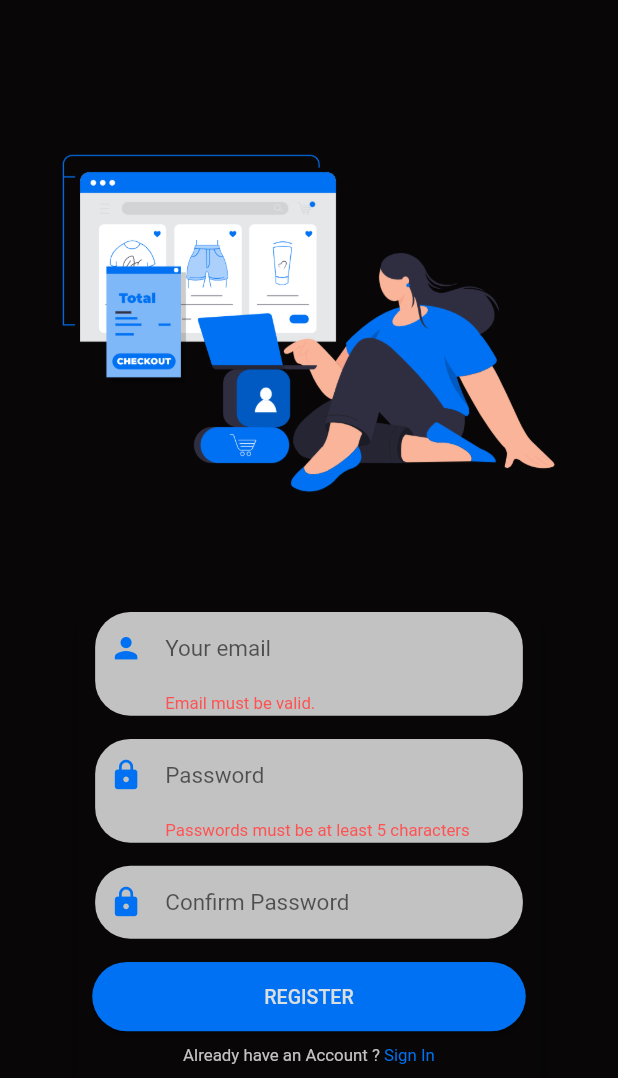
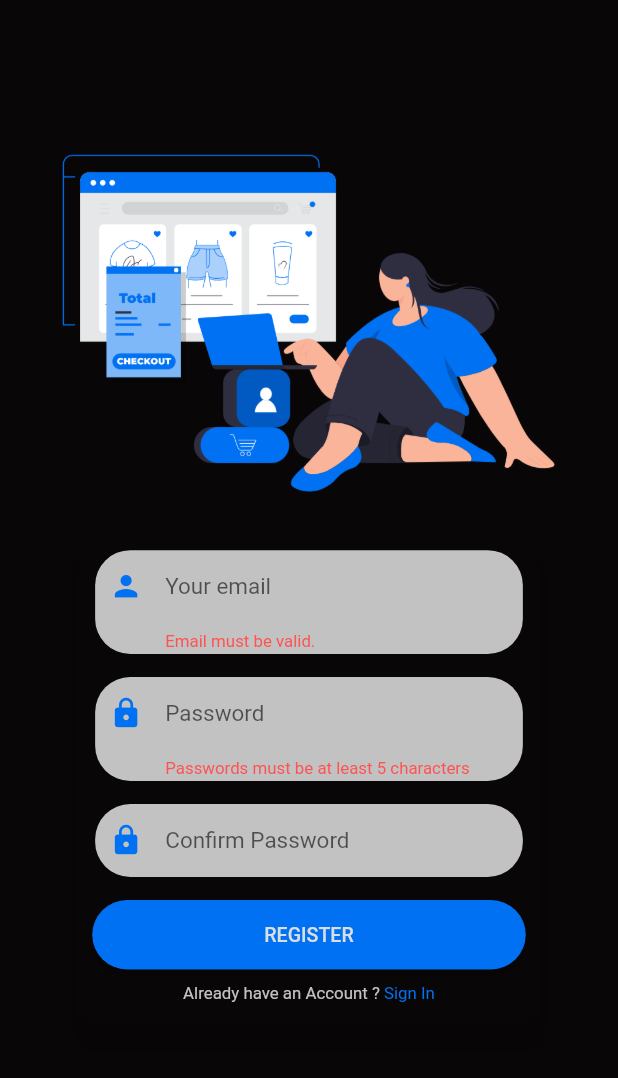
Before and after one commit to gbarth/soccerJerseysShop, a Flutter app: the screen it shows after launch, after a tap on "LOGIN", after a tap on "Sign Up", on a phone screen of 412 x 824 dp, the part 158-1236 px from its top. Run offline on Flutter 3.47's test engine with Material 2 defaults, Android fonts, the phone set to English and light mode, and no system bars; our stand-ins replace shared_preferences; network calls fail.

```diff
--- a/lib/components/auth_form.dart
+++ b/lib/components/auth_form.dart
@@ -1,10 +1,7 @@
-import 'dart:ui';
-
 import 'package:flutter/material.dart';
 import 'package:provider/provider.dart';
 import 'package:shop/exceptions/auth_exception.dart';
 import 'package:shop/models/auth.dart';
-import 'package:awesome_dialog/awesome_dialog.dart';
 
 enum AuthMode { Signup, Login }
 
@@ -15,25 +12,59 @@ class AuthForm extends StatefulWidget {
   _AuthFormState createState() => _AuthFormState();
 }
 
-class _AuthFormState extends State<AuthForm> {
+class _AuthFormState extends State<AuthForm>
+    with SingleTickerProviderStateMixin {
   final _passwordController = TextEditingController();
   final _formKey = GlobalKey<FormState>();
   bool _isLoading = false;
   AuthMode _authMode = AuthMode.Login;
-  Map<String, String> _authData = {
+  final Map<String, String> _authData = {
     'email': '',
     'password': '',
   };
 
-  bool _isLogin() => _authMode == AuthMode.Login;
-  bool _isSignup() => _authMode == AuthMode.Signup;
+  AnimationController? _controller;
+  Animation<double>? _opacityAnimation;
+
+  bool isLogin() => _authMode == AuthMode.Login;
+  bool isSignup() => _authMode == AuthMode.Signup;
+
+  @override
+  void initState() {
+    super.initState();
+
+    _controller = AnimationController(
+      vsync: this,
+      duration: const Duration(
+        milliseconds: 300,
+      ),
+    );
+
+    _opacityAnimation = Tween(
+      begin: 0.0,
+      end: 1.0,
+    ).animate(
+      CurvedAnimation(
+        parent: _controller!,
+        curve: Curves.linear,
+      ),
+    );
+  }
+
+  @override
+  void dispose() {
+    super.dispose();
+    _controller?.dispose();
+  }
 
   void _switchAuthMode() {
     setState(() {
-      if (_isLogin()) {
+      if (isLogin()) {
         _authMode = AuthMode.Signup;
+        _controller?.forward();
       } else {
         _authMode = AuthMode.Login;
+        _controller?.reverse();
       }
     });
   }
@@ -68,7 +99,7 @@ class _AuthFormState extends State<AuthForm> {
     Auth auth = Provider.of(context, listen: false);
 
     try {
-      if (_isLogin()) {
+      if (isLogin()) {
         //Login
         await auth.login(
           _authData['email']!,
@@ -102,8 +133,7 @@ class _AuthFormState extends State<AuthForm> {
       child: Container(
         //color: Colors.black,
         padding: const EdgeInsets.all(10),
-        height:
-            _isLogin() ? deviceSize.height * 0.30 : deviceSize.height * 0.40,
+        height: isLogin() ? deviceSize.height * 0.30 : deviceSize.height * 0.40,
         width: deviceSize.width * 0.75,
         child: FittedBox(
           child: Form(
@@ -169,8 +199,16 @@ class _AuthFormState extends State<AuthForm> {
                     },
                   ),
                 ),
-                if (_isSignup())
-                  Container(
+                AnimatedContainer(
+                  constraints: BoxConstraints(
+                    minHeight: isLogin() ? 0 : 60,
+                    maxHeight: isLogin() ? 0 : 120,
+                  ),
+                  duration: const Duration(milliseconds: 300),
+                  curve: Curves.linear,
+                  child: FadeTransition(
+                    opacity: _opacityAnimation!,
+                    child: Container(
                       margin: EdgeInsets.only(top: deviceSize.height * 0.02),
                       width: deviceSize.width * 0.74,
                       padding: const EdgeInsets.symmetric(
@@ -190,7 +228,7 @@ class _AuthFormState extends State<AuthForm> {
                         keyboardType: TextInputType.emailAddress,
                         obscureText: true,
                         controller: _passwordController,
-                      validator: _isLogin()
+                        validator: isLogin()
                             ? null
                             : (_password) {
                                 final password = _password ?? '';
@@ -199,6 +237,8 @@ class _AuthFormState extends State<AuthForm> {
                                 }
                                 return null;
                               },
+                      ),
+                    ),
                   ),
                 ),
                 SizedBox(height: deviceSize.height * 0.02),
@@ -229,7 +269,7 @@ class _AuthFormState extends State<AuthForm> {
                   mainAxisAlignment: MainAxisAlignment.center,
                   children: [
                     Text(
-                      _isLogin()
+                      isLogin()
                           ? 'Don\'t have an Account ? '
                           : 'Already have an Account ? ',
                       style: TextStyle(
@@ -240,7 +280,7 @@ class _AuthFormState extends State<AuthForm> {
                     GestureDetector(
                       onTap: _switchAuthMode,
                       child: Text(
-                        _isLogin() ? 'Sign Up' : 'Sign In',
+                        isLogin() ? 'Sign Up' : 'Sign In',
                         style: TextStyle(
                           color: Theme.of(context).colorScheme.primary,
                           fontSize: 12,
--- a/lib/components/product_grid_item.dart
+++ b/lib/components/product_grid_item.dart
@@ -7,6 +7,8 @@ import '../models/auth.dart';
 import '../models/product.dart';
 
 class ProductGridItem extends StatelessWidget {
+  const ProductGridItem({Key? key}) : super(key: key);
+
   @override
   Widget build(BuildContext context) {
     final product = Provider.of<Product>(context, listen: false);
@@ -20,8 +22,10 @@ class ProductGridItem extends StatelessWidget {
         children: [
           GridTile(
             child: GestureDetector(
-              child: Image.network(
-                product.imageUrl,
+              child: FadeInImage(
+                placeholder:
+                    const AssetImage('assets/images/product-placeholder.png'),
+                image: NetworkImage(product.imageUrl),
                 fit: BoxFit.cover,
                 alignment: Alignment.topCenter,
               ),
--- a/lib/pages/auth_page.dart
+++ b/lib/pages/auth_page.dart
@@ -41,12 +41,7 @@ class AuthPage extends StatelessWidget {
                       width: size.width * 0.82,
                     ),
                   ),
-                  Padding(
-                    padding: EdgeInsets.only(
-                      top: size.height * 0.05,
-                    ),
-                    child: const AuthForm(),
-                  )
+                  const AuthForm(),
                 ],
               ),
             )
--- a/pubspec.yaml
+++ b/pubspec.yaml
@@ -65,6 +65,7 @@ flutter:
   # To add assets to your application, add an assets section, like this:
   assets:
     - assets/images/Ecommerce-checkout.png
+    - assets/images/product-placeholder.png
 
   # An image asset can refer to one or more resolution-specific "variants", see
   # https://flutter.dev/assets-and-images/#resolution-aware.
```
Also changed, not shown: assets/images/product-placeholder.png (added). Lines whose indentation alone changed are shown as unchanged.
